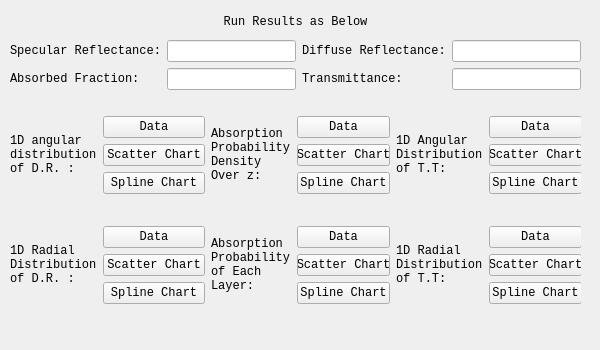
Qt form mainwidgets/runresults.ui (SimonCqk/Photon_Propagation_Simulation) before a commit.
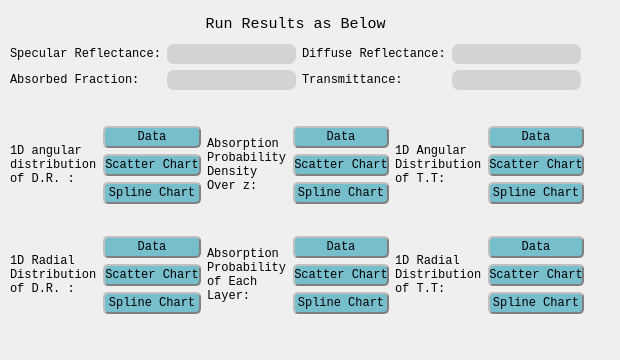
The same form after that commit.

```diff
--- a/mainwidgets/runresults.ui
+++ b/mainwidgets/runresults.ui
@@ -6,19 +6,48 @@
    <rect>
     <x>0</x>
     <y>0</y>
-    <width>600</width>
-    <height>350</height>
+    <width>620</width>
+    <height>360</height>
    </rect>
   </property>
   <property name="windowTitle">
    <string>Form</string>
   </property>
+  <property name="styleSheet">
+   <string notr="true">QPushButton{
+	   height: 18px;
+       background-color:#76becc;
+       border-radius: 5px; 
+       border: 2px groove gray;
+       border-style: outset;
+}
+
+QPushButton::hover{
+       background-color:#228fbd;
+       border-radius: 5px; 
+       border: 1px groove gray;
+       border-style: outset;
+}
+
+QPushButton::pressed{
+       background-color:#009ad6;
+       border-radius: 5px; 
+       border: 1px groove gray;
+       border-style: outset;
+}
+
+QLineEdit{
+border-radius: 7px;
+height: 20px;
+background-color:#f2eada;
+}</string>
+  </property>
   <widget class="QWidget" name="gridLayoutWidget_2">
    <property name="geometry">
     <rect>
      <x>10</x>
-     <y>90</y>
-     <width>571</width>
+     <y>100</y>
+     <width>574</width>
      <height>241</height>
     </rect>
    </property>
@@ -228,6 +257,9 @@
               <family>Consolas</family>
              </font>
             </property>
+            <property name="styleSheet">
+             <string notr="true"/>
+            </property>
             <property name="text">
              <string>Data</string>
             </property>
@@ -394,6 +426,9 @@
       <property name="font">
        <font>
         <family>Consolas</family>
+        <pointsize>11</pointsize>
+        <weight>50</weight>
+        <bold>false</bold>
        </font>
       </property>
       <property name="text">
@@ -438,6 +473,11 @@
           <family>Consolas</family>
          </font>
         </property>
+        <property name="styleSheet">
+         <string notr="true">border-radius: 7px;
+height: 20px;
+background-color:#D3D3D3;</string>
+        </property>
        </widget>
       </item>
       <item row="0" column="3">
@@ -447,6 +487,11 @@
           <family>Consolas</family>
          </font>
         </property>
+        <property name="styleSheet">
+         <string notr="true">border-radius: 7px;
+height: 20px;
+background-color:#D3D3D3;</string>
+        </property>
        </widget>
       </item>
       <item row="1" column="1">
@@ -456,6 +501,11 @@
           <family>Consolas</family>
          </font>
         </property>
+        <property name="styleSheet">
+         <string notr="true">border-radius: 7px;
+height: 20px;
+background-color:#D3D3D3;</string>
+        </property>
        </widget>
       </item>
       <item row="0" column="2">
@@ -489,6 +539,11 @@
           <family>Consolas</family>
          </font>
         </property>
+        <property name="styleSheet">
+         <string notr="true">border-radius: 7px;
+height: 20px;
+background-color:#D3D3D3;</string>
+        </property>
        </widget>
       </item>
      </layout>
```
